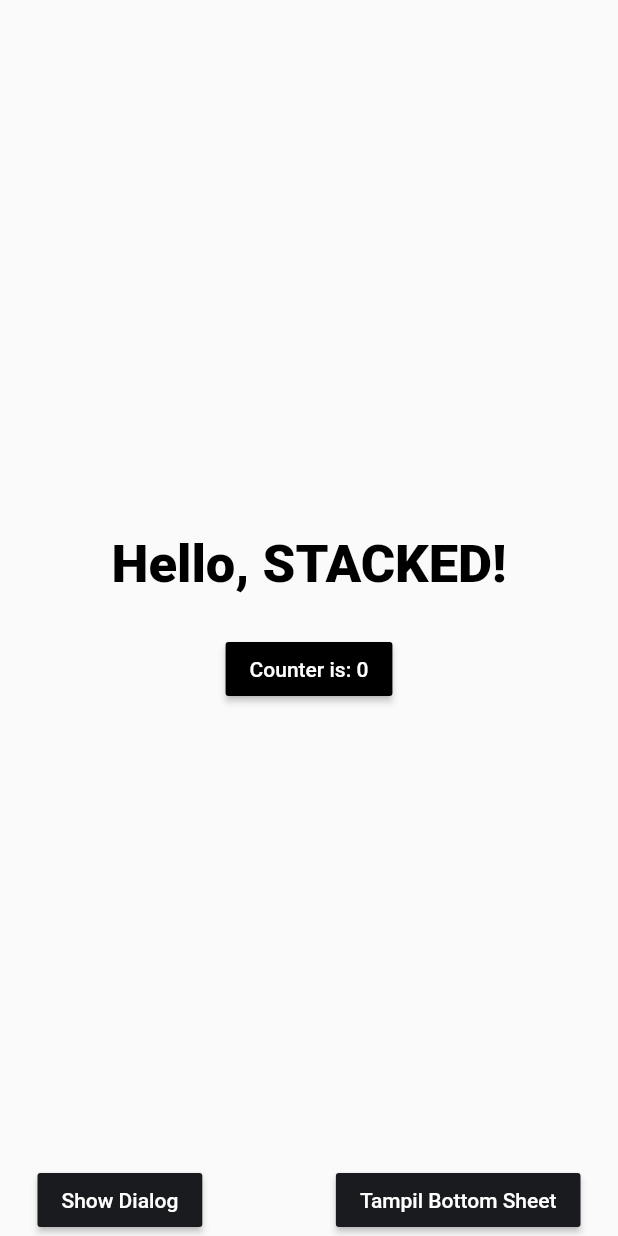
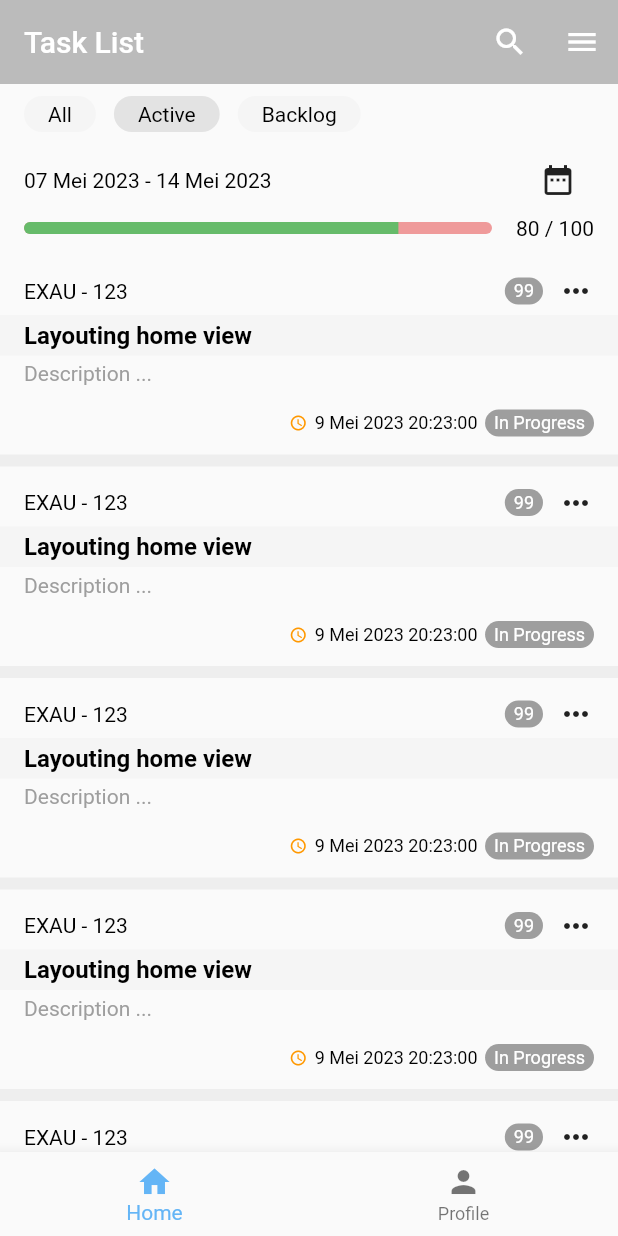
Before and after one commit to exaudie/task_list_flutter, a Flutter app: the screen it shows after launch, on a phone screen of 412 x 824 dp. Run offline on Flutter 3.47's test engine with Material 2 defaults, Android fonts, the phone set to English and light mode, and no system bars; our stand-ins replace stacked, stacked_core, stacked_services; generated files the repository leaves out were written again.

Commit message:
refactor(TaskList): Update task list page

```diff
--- a/lib/app/app.dart
+++ b/lib/app/app.dart
@@ -1,10 +1,12 @@
 import 'package:stacked/stacked_annotations.dart';
 import 'package:stacked_services/stacked_services.dart';
 
+import '../infrastructure/mixins/bottom_navi_model.dart';
 import '../infrastructure/services/apis/authentication_api_service.dart';
 import '../infrastructure/services/apis/transaction_api_service.dart';
 import '../ui/customs/bottom_sheets/notice/notice_sheet.dart';
 import '../ui/customs/dialogs/info_alert/info_alert_dialog.dart';
+import '../ui/views/dashboard/dashboard_view.dart';
 import '../ui/views/home/home_view.dart';
 import '../ui/views/startup/startup_view.dart';
 // @stacked-import
@@ -13,7 +15,8 @@ import '../ui/views/startup/startup_view.dart';
   routes: [
     MaterialRoute(page: HomeView),
     MaterialRoute(page: StartupView),
-    // @stacked-route
+    MaterialRoute(page: DashboardView),
+// @stacked-route
   ],
   dependencies: [
     LazySingleton(classType: BottomSheetService),
@@ -23,13 +26,5 @@ import '../ui/views/startup/startup_view.dart';
     LazySingleton(classType: TransactionApiService),
 // @stacked-service
   ],
-  bottomsheets: [
-    StackedBottomsheet(classType: NoticeSheet),
-    // @stacked-bottom-sheet
-  ],
-  dialogs: [
-    StackedDialog(classType: InfoAlertDialog),
-    // @stacked-dialog
-  ],
 )
 class App {}
--- a/lib/app/app.router.dart
+++ b/lib/app/app.router.dart
@@ -7,7 +7,8 @@
 // ignore_for_file: no_leading_underscores_for_library_prefixes
 import 'package:flutter/material.dart';
 import 'package:stacked/stacked.dart' as _i1;
-import 'package:stacked_services/stacked_services.dart' as _i4;
+import 'package:stacked_services/stacked_services.dart' as _i5;
+import 'package:task_list/ui/views/dashboard/dashboard_view.dart' as _i4;
 import 'package:task_list/ui/views/home/home_view.dart' as _i2;
 import 'package:task_list/ui/views/startup/startup_view.dart' as _i3;
 
@@ -16,9 +17,12 @@ class Routes {
 
   static const startupView = '/startup-view';
 
+  static const dashboardView = '/dashboard-view';
+
   static const all = <String>{
     homeView,
     startupView,
+    dashboardView,
   };
 }
 
@@ -31,6 +35,10 @@ class StackedRouter extends _i1.RouterBase {
     _i1.RouteDef(
       Routes.startupView,
       page: _i3.StartupView,
+    ),
+    _i1.RouteDef(
+      Routes.dashboardView,
+      page: _i4.DashboardView,
     ),
   ];
 
@@ -47,6 +55,12 @@ class StackedRouter extends _i1.RouterBase {
         settings: data,
       );
     },
+    _i4.DashboardView: (data) {
+      return MaterialPageRoute<dynamic>(
+        builder: (context) => const _i4.DashboardView(),
+        settings: data,
+      );
+    },
   };
 
   @override
@@ -55,7 +69,7 @@ class StackedRouter extends _i1.RouterBase {
   Map<Type, _i1.StackedRouteFactory> get pagesMap => _pagesMap;
 }
 
-extension NavigatorStateExtension on _i4.NavigationService {
+extension NavigatorStateExtension on _i5.NavigationService {
   Future<dynamic> navigateToHomeView([
     int? routerId,
     bool preventDuplicates = true,
@@ -78,6 +92,20 @@ extension NavigatorStateExtension on _i4.NavigationService {
         transition,
   ]) async {
     return navigateTo<dynamic>(Routes.startupView,
+        id: routerId,
+        preventDuplicates: preventDuplicates,
+        parameters: parameters,
+        transition: transition);
+  }
+
+  Future<dynamic> navigateToDashboardView([
+    int? routerId,
+    bool preventDuplicates = true,
+    Map<String, String>? parameters,
+    Widget Function(BuildContext, Animation<double>, Animation<double>, Widget)?
+        transition,
+  ]) async {
+    return navigateTo<dynamic>(Routes.dashboardView,
         id: routerId,
         preventDuplicates: preventDuplicates,
         parameters: parameters,
@@ -111,4 +139,18 @@ extension NavigatorStateExtension on _i4.NavigationService {
         parameters: parameters,
         transition: transition);
   }
+
+  Future<dynamic> replaceWithDashboardView([
+    int? routerId,
+    bool preventDuplicates = true,
+    Map<String, String>? parameters,
+    Widget Function(BuildContext, Animation<double>, Animation<double>, Widget)?
+        transition,
+  ]) async {
+    return replaceWith<dynamic>(Routes.dashboardView,
+        id: routerId,
+        preventDuplicates: preventDuplicates,
+        parameters: parameters,
+        transition: transition);
+  }
 }
--- a/lib/app/l10n/app_en.arb
+++ b/lib/app/l10n/app_en.arb
@@ -3,7 +3,8 @@
 "appName":"Task List",
 "labelLoading":"Loading ...",
 "btnShow":"Tampil Bottom Sheet",
-
+"titlePageProfile":"Profile",
+"titlePageHome":"Home",
 
 "ksHomeBottomSheetTitle" : "Build Great Apps!",
 "ksHomeBottomSheetDescription":"Stacked is built to help you build better apps. Give us a chance and we'll prove it to you. Check out stacked.filledstacks.com to learn more"
--- a/lib/app/my_app.dart
+++ b/lib/app/my_app.dart
@@ -13,7 +13,7 @@ class MyApp extends StatelessWidget {
   Widget build(BuildContext context) {
     return MaterialApp(
       title: 'Task List',
-      debugShowCheckedModeBanner: kDebugMode,
+      debugShowCheckedModeBanner: false,
       theme: Theme.of(context).copyWith(
         primaryColor: AppColors.kcBackgroundColor,
         focusColor: AppColors.kcPrimaryColor,
--- /dev/null
+++ b/lib/infrastructure/mixins/bottom_navi_model.dart
@@ -0,0 +1,16 @@
+import 'package:stacked/stacked.dart';
+
+mixin BottomNaviModel on BaseViewModel {
+  // static final BottomNaviModel _instance = BottomNaviModel._internal();
+  //
+  // factory BottomNaviModel() => _instance;
+  //
+  // BottomNaviModel._internal();
+
+  int currentIndex = 0;
+
+  void onTapNavi(int value) {
+    currentIndex = value;
+    notifyListeners();
+  }
+}
--- a/lib/main.dart
+++ b/lib/main.dart
@@ -3,10 +3,10 @@ import 'dart:developer' as developer;
 
 import 'package:flutter/material.dart';
 
-import 'app/app.bottomsheets.dart';
-import 'app/app.dialogs.dart';
 import 'app/app.locator.dart';
 import 'app/my_app.dart';
+import 'infrastructure/services/setup/bottomsheets_setup.dart';
+import 'infrastructure/services/setup/dialogs_setup.dart';
 
 void main() {
   runZonedGuarded(() {
--- /dev/null
+++ b/lib/ui/shared/task_item.dart
@@ -0,0 +1,100 @@
+import 'package:flutter/material.dart';
+
+import '../../infrastructure/helpers/app_ui.dart';
+
+class TaskItem extends StatelessWidget {
+  const TaskItem({super.key});
+
+  @override
+  Widget build(BuildContext context) {
+    return Container(
+      padding: const EdgeInsets.symmetric(vertical: 12),
+      child: Column(
+        crossAxisAlignment: CrossAxisAlignment.start,
+        children: [
+          _topItem(),
+          _titleItem(),
+          _descItem(),
+          _bottomItem(),
+        ],
+      ),
+    );
+  }
+
+  Widget _itemStatus({required String label}) => Container(
+        padding: const EdgeInsets.symmetric(vertical: 2, horizontal: 6),
+        decoration: BoxDecoration(
+          color: Colors.grey,
+          borderRadius: BorderRadius.circular(18),
+        ),
+        child: Text(
+          label,
+          style: const TextStyle(color: Colors.white, fontSize: 12),
+        ),
+      );
+
+  Widget _topItem() => Padding(
+        padding: const EdgeInsets.symmetric(horizontal: 16.0),
+        child: Row(
+          crossAxisAlignment: CrossAxisAlignment.center,
+          children: [
+            const Text('EXAU - 123'),
+            const Spacer(),
+            _itemStatus(label: '99'),
+            horizontalSpaceSmall,
+            IconButton(
+              padding: EdgeInsets.zero,
+              constraints: const BoxConstraints(),
+              icon: const Icon(Icons.more_horiz),
+              onPressed: () {},
+            )
+          ],
+        ),
+      );
+
+  Widget _bottomItem() => Padding(
+        padding: const EdgeInsets.only(right: 16, top: 16),
+        child: Row(
+          mainAxisAlignment: MainAxisAlignment.end,
+          children: [
+            const Icon(
+              Icons.access_time,
+              color: Colors.orange,
+              size: 12,
+            ),
+            horizontalSpaceTiny,
+            const Text(
+              '9 Mei 2023 20:23:00',
+              style: TextStyle(fontSize: 12),
+            ),
+            horizontalSpaceTiny,
+            _itemStatus(label: 'In Progress'),
+          ],
+        ),
+      );
+
+  Widget _titleItem() => Container(
+        width: double.infinity,
+        color: Colors.grey[100],
+        margin: const EdgeInsets.symmetric(vertical: 4),
+        padding: const EdgeInsets.symmetric(horizontal: 16.0, vertical: 4),
+        child: const Text(
+          'Layouting home view',
+          style: TextStyle(
+            fontSize: 16,
+            fontWeight: FontWeight.bold,
+          ),
+          overflow: TextOverflow.ellipsis,
+        ),
+      );
+
+  Widget _descItem() => const Padding(
+        padding: EdgeInsets.symmetric(horizontal: 16.0),
+        child: Text(
+          'Description ...',
+          style: TextStyle(color: Colors.grey),
+          maxLines: 2,
+          overflow: TextOverflow.ellipsis,
+        ),
+      );
+}
--- /dev/null
+++ b/lib/ui/views/dashboard/dashboard_view.dart
@@ -0,0 +1,39 @@
+import 'package:flutter/material.dart';
+import 'package:stacked/stacked.dart';
+import 'package:task_list/ui/views/home/home_view.dart';
+import 'package:task_list/ui/views/profile/profile_view.dart';
+
+import 'dashboard_viewmodel.dart';
+
+class DashboardView extends StackedView<DashboardViewModel> {
+  const DashboardView({Key? key}) : super(key: key);
+
+  @override
+  DashboardViewModel viewModelBuilder(BuildContext context) => DashboardViewModel();
+
+  @override
+  Widget builder(BuildContext context, DashboardViewModel viewModel, Widget? child) {
+    List<Widget> _widgetOptions = <Widget>[
+      const HomeView(),
+      const ProfileView(),
+    ];
+    return Scaffold(
+      body: _widgetOptions.elementAt(viewModel.currentIndex),
+      bottomNavigationBar: BottomNavigationBar(
+        items: const [
+          BottomNavigationBarItem(
+            icon: Icon(Icons.home),
+            label: "Home",
+          ),
+          BottomNavigationBarItem(
+            icon: Icon(Icons.person),
+            label: "Profile",
+          ),
+        ],
+        selectedItemColor: Colors.blue[300],
+        currentIndex: viewModel.currentIndex,
+        onTap: viewModel.onTapNavi,
+      ),
+    );
+  }
+}
--- /dev/null
+++ b/lib/ui/views/dashboard/dashboard_viewmodel.dart
@@ -0,0 +1,12 @@
+import 'package:stacked/stacked.dart';
+import 'package:task_list/infrastructure/mixins/bottom_navi_model.dart';
+
+import '../../../app/app.locator.dart';
+
+class DashboardViewModel extends BaseViewModel with BottomNaviModel {
+  @override
+  void onTapNavi(int value) {
+    currentIndex = value;
+    notifyListeners();
+  }
+}
--- a/lib/ui/views/home/home_view.dart
+++ b/lib/ui/views/home/home_view.dart
@@ -4,83 +4,148 @@ import 'package:stacked/stacked.dart';
 import '../../../infrastructure/helpers/app_colors.dart';
 import '../../../infrastructure/helpers/app_local.dart';
 import '../../../infrastructure/helpers/app_ui.dart';
+import '../../shared/task_item.dart';
 import 'home_viewmodel.dart';
 
 class HomeView extends StackedView<HomeViewModel> {
   const HomeView({Key? key}) : super(key: key);
 
   @override
-  Widget builder(
-    BuildContext context,
-    HomeViewModel viewModel,
-    Widget? child,
-  ) {
+  HomeViewModel viewModelBuilder(BuildContext context) => HomeViewModel();
+
+  @override
+  Widget builder(BuildContext context, HomeViewModel viewModel, Widget? child) {
     return Scaffold(
-      body: SafeArea(
-        child: Padding(
-          padding: const EdgeInsets.symmetric(horizontal: 25.0),
-          child: Center(
-            child: Column(
-              mainAxisSize: MainAxisSize.max,
-              mainAxisAlignment: MainAxisAlignment.spaceBetween,
-              children: [
-                verticalSpaceLarge,
-                Column(
-                  children: [
-                    const Text(
-                      'Hello, STACKED!',
-                      style: TextStyle(
-                        fontSize: 35,
-                        fontWeight: FontWeight.w900,
+      appBar: AppBar(
+        title: SizedBox(
+          height: 36,
+          child: viewModel.isSearch
+              ? TextField(
+                  controller: viewModel.searchController,
+                  decoration: InputDecoration(
+                    fillColor: Colors.white,
+                    filled: true,
+                    contentPadding: const EdgeInsets.only(top: 4, right: 12, left: 12),
+                    hintText: 'search title or code',
+                    suffixIcon: IconButton(
+                      constraints: const BoxConstraints(),
+                      padding: EdgeInsets.zero,
+                      onPressed: viewModel.onPressedToggleSearch,
+                      icon: const Icon(Icons.clear),
+                    ),
+                    border: OutlineInputBorder(
+                      borderRadius: BorderRadius.circular(24),
                     ),
                   ),
-                    verticalSpaceMedium,
-                    MaterialButton(
-                      color: Colors.black,
-                      onPressed: viewModel.incrementCounter,
-                      child: Text(
-                        viewModel.counterLabel,
-                        style: const TextStyle(color: Colors.white),
+                )
+              : const Align(
+                  alignment: Alignment.centerLeft,
+                  child: Text('Task List'),
                 ),
         ),
+        elevation: 0,
+        backgroundColor: AppColors.kcLightGrey,
+        actions: [
+          viewModel.isSearch
+              ? const SizedBox.shrink()
+              : IconButton(
+                  onPressed: viewModel.onPressedToggleSearch,
+                  icon: const Icon(Icons.search),
+                ),
+          IconButton(onPressed: () {}, icon: const Icon(Icons.menu)),
         ],
       ),
-                Row(
-                  mainAxisAlignment: MainAxisAlignment.spaceBetween,
+      body: SafeArea(
+        child: Column(
           children: [
-                    MaterialButton(
-                      color: AppColors.kcDarkGreyColor,
-                      child: const Text(
-                        'Show Dialog',
-                        style: TextStyle(
-                          color: Colors.white,
-                        ),
-                      ),
-                      onPressed: viewModel.showDialog,
-                    ),
-                    MaterialButton(
-                      color: AppColors.kcDarkGreyColor,
-                      child: Text(
-                        AppLocal.texts.btnShow,
-                        style: const TextStyle(
-                          color: Colors.white,
-                        ),
-                      ),
-                      onPressed: viewModel.showBottomSheet,
-                    ),
+            _filterList(),
+            _periodeTask(),
+            _progressTask(),
+            verticalSpaceSmall,
+            _taskList(),
           ],
-                )
-              ],
-            ),
-          ),
         ),
       ),
     );
   }
 
-  @override
-  HomeViewModel viewModelBuilder(
-    BuildContext context,
-  ) =>
-      HomeViewModel();
+  Widget _filterItem({required String label, bool selected = false}) => Container(
+        decoration: BoxDecoration(
+          color: selected ? AppColors.kcVeryLightGrey : Colors.grey[100],
+          borderRadius: BorderRadius.circular(18),
+        ),
+        margin: const EdgeInsets.symmetric(horizontal: 6),
+        padding: const EdgeInsets.symmetric(horizontal: 16),
+        alignment: Alignment.center,
+        child: Text(label),
+      );
+
+  Widget _filterList() => Container(
+        alignment: Alignment.centerLeft,
+        height: 40,
+        padding: const EdgeInsets.symmetric(vertical: 8, horizontal: 10),
+        child: ListView(
+          shrinkWrap: true,
+          children: [
+            _filterItem(label: 'All'),
+            _filterItem(label: 'Active', selected: true),
+            _filterItem(label: 'Backlog'),
+          ],
+          scrollDirection: Axis.horizontal,
+        ),
+      );
+
+  Widget _progressTask() => Container(
+        padding: const EdgeInsets.symmetric(horizontal: 16),
+        child: Row(
+          children: [
+            Expanded(
+              child: ClipRRect(
+                borderRadius: BorderRadius.circular(8),
+                child: SizedBox(
+                  height: 8,
+                  child: LinearProgressIndicator(
+                    value: 0.8,
+                    backgroundColor: Colors.red[200],
+                    color: Colors.green[400],
+                  ),
+                ),
+              ),
+            ),
+            AppUi.horizontalSpace(16),
+            const Text('80 / 100'),
+          ],
+        ),
+      );
+
+  Widget _periodeTask() => Container(
+        padding: const EdgeInsets.symmetric(horizontal: 16),
+        child: Row(
+          mainAxisAlignment: MainAxisAlignment.spaceBetween,
+          children: [
+            const Text('07 Mei 2023 - 14 Mei 2023'),
+            IconButton(onPressed: () {}, icon: const Icon(Icons.date_range)),
+          ],
+        ),
+      );
+
+  Widget _taskList() {
+    return Expanded(
+      child: ListView.separated(
+        itemBuilder: (context, index) => index == 9
+            ? Divider(
+                color: Colors.grey[200],
+                thickness: 24,
+                height: 24,
+              )
+            : const TaskItem(),
+        itemCount: 10,
+        separatorBuilder: (context, index) => Divider(
+          color: Colors.grey[200],
+          thickness: 8,
+          height: 8,
+        ),
+      ),
+    );
   }
+}
--- a/lib/ui/views/home/home_viewmodel.dart
+++ b/lib/ui/views/home/home_viewmodel.dart
@@ -1,3 +1,4 @@
+import 'package:flutter/cupertino.dart';
 import 'package:stacked/stacked.dart';
 import 'package:stacked_services/stacked_services.dart';
 
@@ -10,8 +11,11 @@ class HomeViewModel extends BaseViewModel {
   final _dialogService = locator<DialogService>();
   final _bottomSheetService = locator<BottomSheetService>();
 
+  final searchController = TextEditingController();
+
   String get counterLabel => 'Counter is: $_counter';
 
+  bool isSearch = false;
   int _counter = 0;
 
   void incrementCounter() {
@@ -34,4 +38,10 @@ class HomeViewModel extends BaseViewModel {
       description: AppLocal.texts.ksHomeBottomSheetDescription,
     );
   }
+
+  void onPressedToggleSearch() {
+    searchController.text = "";
+    isSearch = !isSearch;
+    notifyListeners();
+  }
 }
--- /dev/null
+++ b/lib/ui/views/profile/profile_view.dart
@@ -0,0 +1,29 @@
+import 'package:flutter/material.dart';
+import 'package:stacked/stacked.dart';
+
+import '../../../infrastructure/helpers/app_local.dart';
+import 'profile_viewmodel.dart';
+
+class ProfileView extends StackedView<ProfileViewModel> {
+  const ProfileView({super.key});
+
+  @override
+  ProfileViewModel viewModelBuilder(BuildContext context) => ProfileViewModel();
+
+  @override
+  Widget builder(BuildContext context, ProfileViewModel viewModel, Widget? child) {
+    return Scaffold(
+      appBar: AppBar(
+        title: Text(AppLocal.texts.titlePageProfile),
+      ),
+      body: Center(
+        child: Column(
+          children: [
+            Text(AppLocal.texts.titlePageProfile),
+            ElevatedButton(onPressed:viewModel.onPressedToHome, child: Text(AppLocal.texts.titlePageHome))
+          ],
+        ),
+      ),
+    );
+  }
+}
--- /dev/null
+++ b/lib/ui/views/profile/profile_viewmodel.dart
@@ -0,0 +1,10 @@
+import 'package:stacked/stacked.dart';
+
+import '../../../app/app.locator.dart';
+import '../../../infrastructure/mixins/bottom_navi_model.dart';
+
+class ProfileViewModel extends BaseViewModel with BottomNaviModel {
+
+
+  void onPressedToHome() =>onTapNavi(0);
+}
--- a/lib/ui/views/startup/startup_viewmodel.dart
+++ b/lib/ui/views/startup/startup_viewmodel.dart
@@ -13,6 +13,6 @@ class StartupViewModel extends BaseViewModel {
     // This is where you can make decisions on where your app should navigate when
     // you have custom startup logic
 
-    _navigationService.replaceWithHomeView();
+    _navigationService.replaceWithDashboardView();
   }
 }
```
Also changed, not shown: lib/infrastructure/services/setup/bottomsheets_setup.dart (renamed from lib/app/app.bottomsheets.dart, +6 -4 lines), lib/infrastructure/services/setup/dialogs_setup.dart (renamed from lib/app/app.dialogs.dart, +6 -4 lines), 1 other file. Lines whose indentation alone changed are shown as unchanged.
